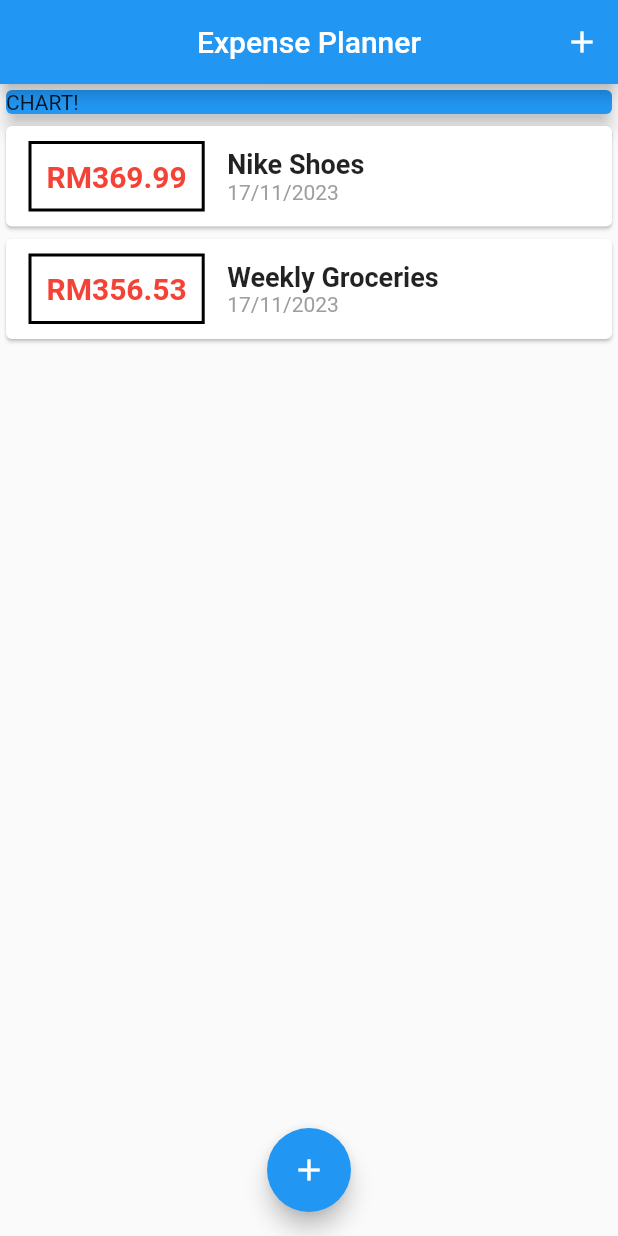
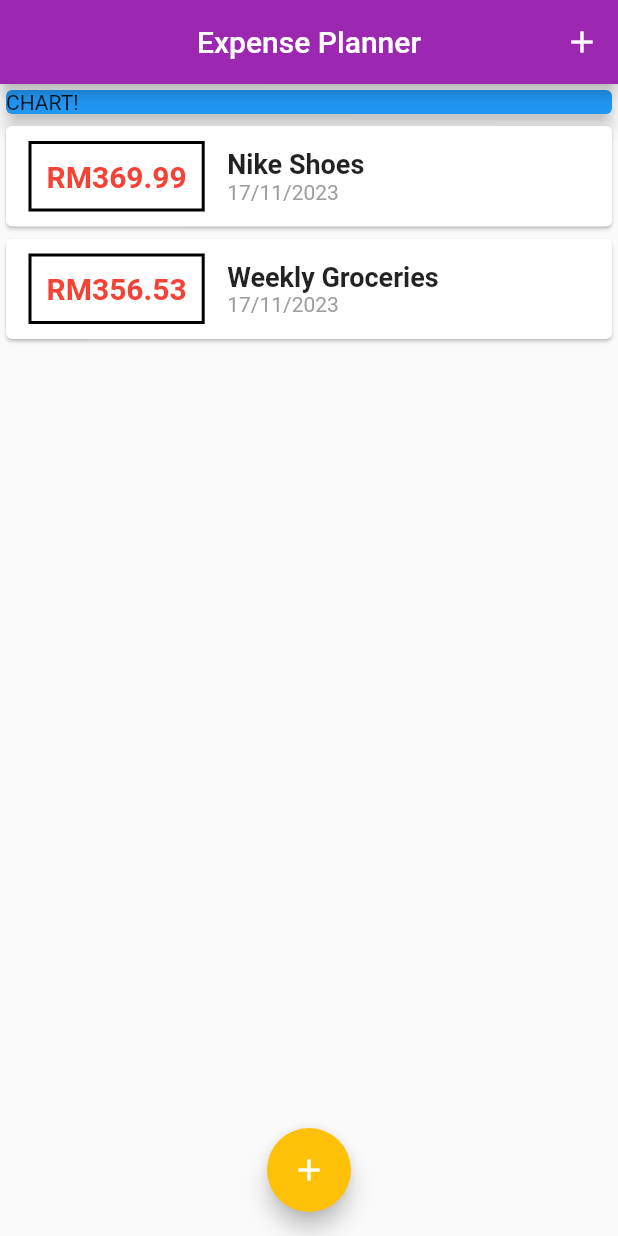
Before and after one commit to apikmeister/expense-app, a Flutter app: the screen it shows after launch, on a phone screen of 412 x 824 dp. Run offline on Flutter 3.47's test engine with Material 2 defaults, Android fonts, the phone set to English and light mode, and no system bars.

Commit message:
Add theme and font assets

```diff
--- a/lib/main.dart
+++ b/lib/main.dart
@@ -11,6 +11,12 @@ class MyApp extends StatelessWidget {
   Widget build(BuildContext context) {
     return MaterialApp(
       title: 'Flutter App',
+      theme: ThemeData(
+        colorScheme:
+            ColorScheme.fromSwatch(primarySwatch: Colors.purple).copyWith(
+          secondary: Colors.amber,
+        ),
+      ),
       home: MyHomePage(),
     );
   }
```
Also changed, not shown: pubspec.yaml (+23 -12 lines), assets/fonts/OpenSans-Bold.ttf (added), assets/fonts/OpenSans-Regular.ttf (added), assets/fonts/Quicksand-Bold.ttf (added), assets/fonts/Quicksand-Light.ttf (added), assets/fonts/Quicksand-Medium.ttf (added), assets/fonts/Quicksand-Regular.ttf (added), assets/images/waiting.png (added).
